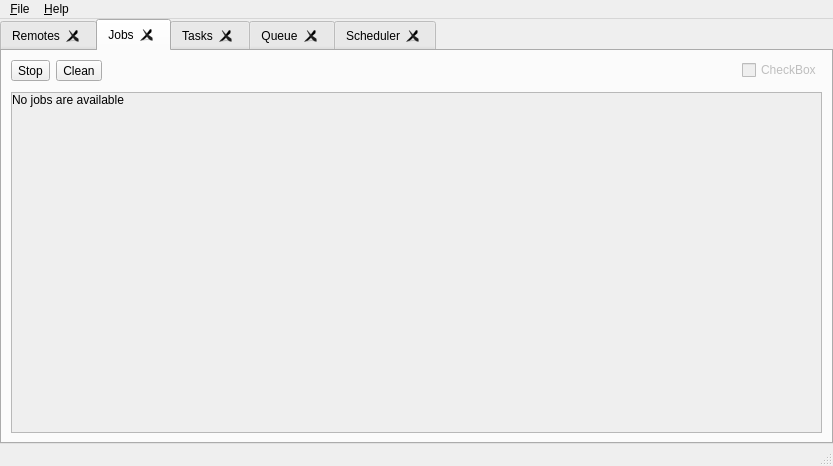
Old version of the form src/main_window.ui in the repository holazt/RcloneBrowser.
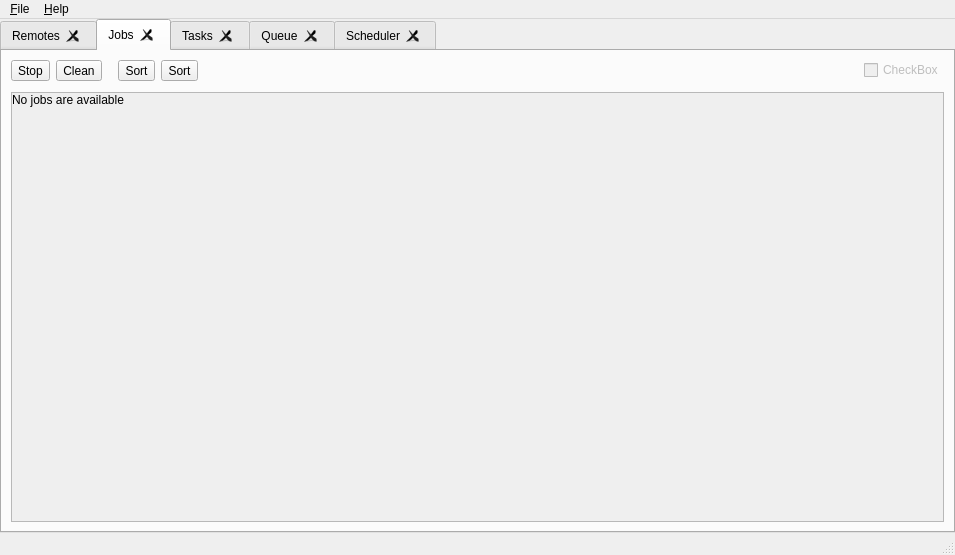
New version of the form. The open tabs and pages were chosen to show the change.

Commit message: added jobs sorting - by time or by status

The edit to the form file:
```diff
--- a/src/main_window.ui
+++ b/src/main_window.ui
@@ -6,8 +6,8 @@
    <rect>
     <x>0</x>
     <y>0</y>
-    <width>833</width>
-    <height>466</height>
+    <width>955</width>
+    <height>555</height>
    </rect>
   </property>
   <property name="windowTitle">
@@ -180,6 +180,54 @@
             </property>
            </widget>
           </item>
+          <item>
+           <spacer name="horizontalSpacer_11">
+            <property name="orientation">
+             <enum>Qt::Horizontal</enum>
+            </property>
+            <property name="sizeType">
+             <enum>QSizePolicy::Fixed</enum>
+            </property>
+            <property name="sizeHint" stdset="0">
+             <size>
+              <width>10</width>
+              <height>20</height>
+             </size>
+            </property>
+           </spacer>
+          </item>
+          <item>
+           <widget class="QToolButton" name="buttonSortByTime">
+            <property name="toolTip">
+             <string>Sort by start time</string>
+            </property>
+            <property name="statusTip">
+             <string>Sort by start time</string>
+            </property>
+            <property name="text">
+             <string>Sort</string>
+            </property>
+            <property name="toolButtonStyle">
+             <enum>Qt::ToolButtonTextUnderIcon</enum>
+            </property>
+           </widget>
+          </item>
+          <item>
+           <widget class="QToolButton" name="buttonSortByStatus">
+            <property name="toolTip">
+             <string>Sort by status</string>
+            </property>
+            <property name="statusTip">
+             <string>Sort by status</string>
+            </property>
+            <property name="text">
+             <string>Sort</string>
+            </property>
+            <property name="toolButtonStyle">
+             <enum>Qt::ToolButtonTextUnderIcon</enum>
+            </property>
+           </widget>
+          </item>
           <item>
            <spacer name="horizontalSpacer_3">
             <property name="orientation">
@@ -231,8 +279,8 @@
             <rect>
              <x>0</x>
              <y>0</y>
-             <width>785</width>
-             <height>300</height>
+             <width>907</width>
+             <height>389</height>
             </rect>
            </property>
            <layout class="QVBoxLayout" name="verticalLayout_4">
@@ -862,7 +910,7 @@
     <rect>
      <x>0</x>
      <y>0</y>
-     <width>833</width>
+     <width>955</width>
      <height>22</height>
     </rect>
    </property>
```
Left out of the diff: 54 changed lines with no effect on the pictures. The commit also changes 16 other files.
